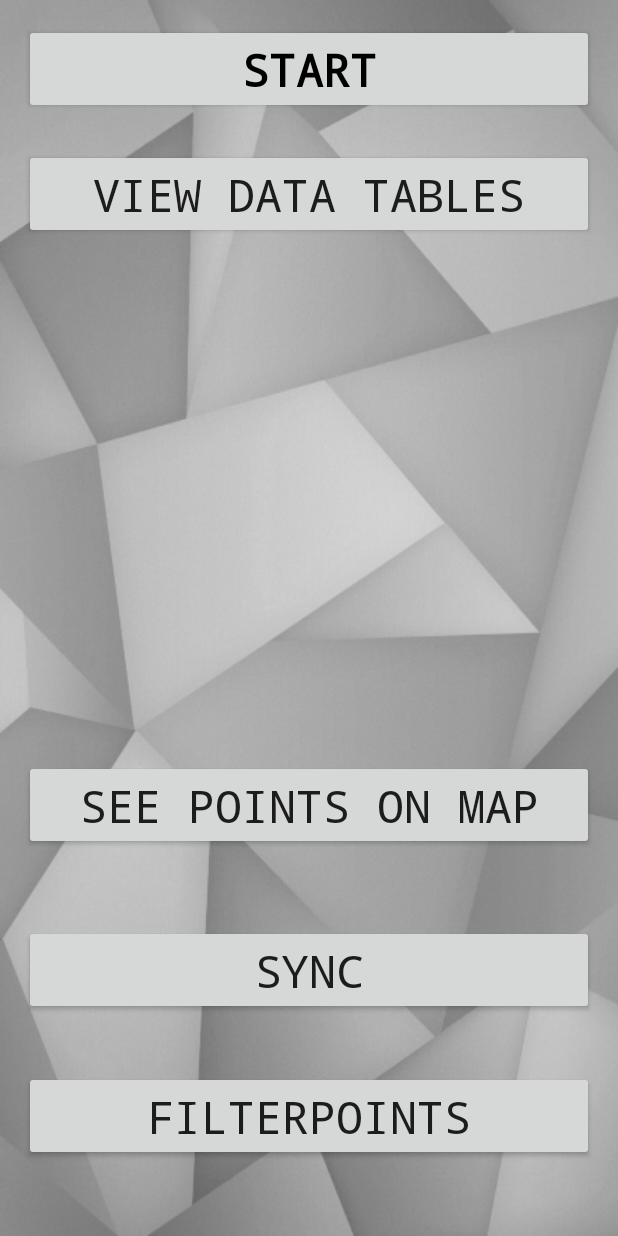
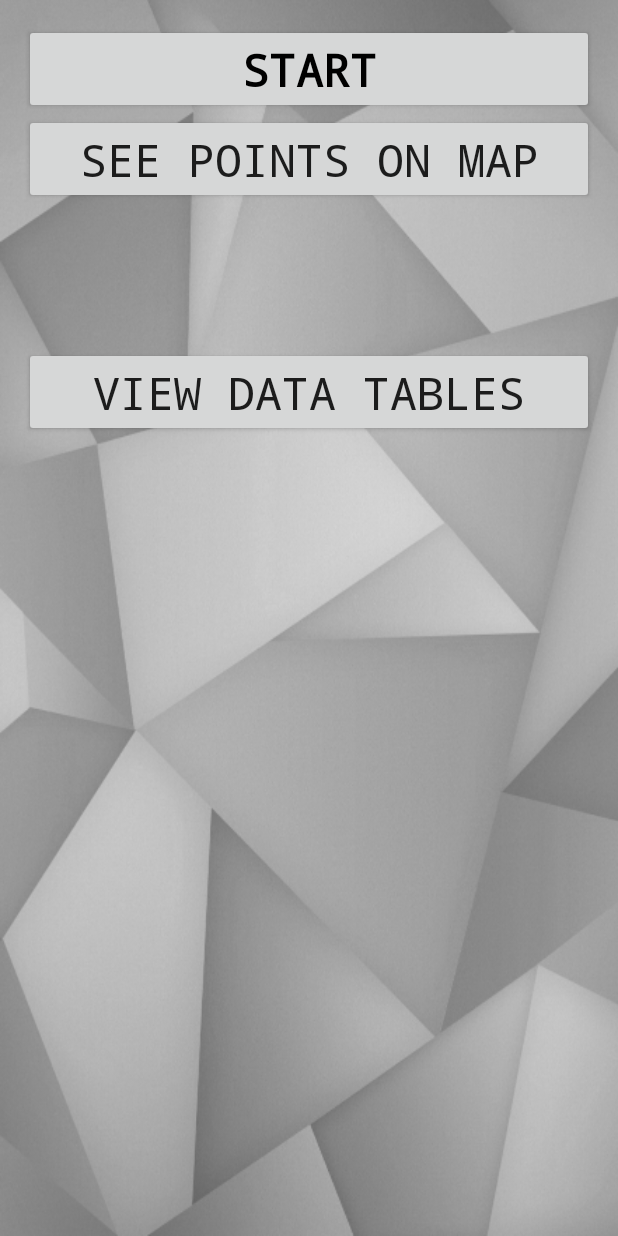
Before and after one commit to TimAdamson21/gpslog, an Android app: the screen it shows after launch (MainActivity), on a phone screen of 412 x 824 dp. Run offline under Robolectric (Android 15) with nearby library versions, the phone set to English and light mode, and no system bars; libraries missing offline, so code that uses them is left out: org.w3c.dom.

Commit message:
Fixed buttons on small device

```diff
--- a/GPSlog_Basic/app/src/main/res/layout-xlarge/activity_main.xml
+++ b/GPSlog_Basic/app/src/main/res/layout-xlarge/activity_main.xml
@@ -64,4 +64,18 @@
         android:layout_marginTop="18dp"
         android:visibility="invisible" />
 
+    <TextView
+        android:text="TextView"
+        android:layout_width="wrap_content"
+        android:layout_height="wrap_content"
+        android:layout_below="@+id/svmButton"
+        android:layout_alignParentLeft="true"
+        android:layout_alignParentStart="true"
+        android:layout_marginLeft="302dp"
+        android:layout_marginStart="302dp"
+        android:layout_marginTop="357dp"
+        android:id="@+id/textView"
+        tools:text="Hello"
+        android:textAppearance="@style/TextAppearance.AppCompat.Large" />
+
 </RelativeLayout>
--- a/GPSlog_Basic/app/src/main/res/layout/activity_main.xml
+++ b/GPSlog_Basic/app/src/main/res/layout/activity_main.xml
@@ -10,6 +10,17 @@
     android:paddingTop="@dimen/activity_vertical_margin"
     tools:context="com.example.gpslog.MainActivity" >
 
+    <Button
+        android:id="@+id/mapsButton"
+        android:layout_width="match_parent"
+        android:layout_height="60dp"
+        android:text="@string/mapsButton"
+        android:textSize="30sp"
+        android:typeface="monospace"
+        android:layout_below="@+id/startButton"
+        android:layout_alignParentLeft="true"
+        android:layout_alignParentStart="true"
+        android:layout_marginBottom="50dp" />
 
     <Button
         android:id="@+id/startButton"
@@ -33,45 +44,23 @@
         android:typeface="monospace"
         android:clickable="true"
         android:hint="Set the Classification Time Interval"
-        android:layout_below="@+id/startButton"
+        android:layout_below="@+id/mapsButton"
         android:layout_alignParentLeft="true"
         android:layout_alignParentStart="true"
-        android:layout_marginTop="23dp" />
+        android:layout_marginTop="45dp" />
 
     <Button
-        android:id="@+id/filterButton"
+        android:id="@+id/svmButton"
         android:layout_width="match_parent"
         android:layout_height="60dp"
-        android:text="@string/filterButton"
+        android:text="@string/svm_classify"
         android:textSize="30sp"
         android:typeface="monospace"
-        android:layout_marginBottom="34dp"
-        android:layout_alignParentBottom="true"
-        android:layout_alignParentLeft="true"
-        android:layout_alignParentStart="true" />
-
-    <Button
-        android:id="@+id/syncButton"
-        android:layout_width="match_parent"
-        android:layout_height="60dp"
-        android:text="@string/syncbutton"
-        android:textSize="30sp"
-        android:typeface="monospace"
-        android:layout_marginBottom="37dp"
-        android:layout_above="@+id/filterButton"
-        android:layout_alignParentLeft="true"
-        android:layout_alignParentStart="true" />
-
-    <Button
-        android:id="@+id/mapsButton"
-        android:layout_width="match_parent"
-        android:layout_height="60dp"
-        android:text="@string/mapsButton"
-        android:textSize="30sp"
-        android:typeface="monospace"
-        android:layout_above="@+id/syncButton"
+        android:layout_below="@+id/stopButton"
         android:layout_alignParentLeft="true"
         android:layout_alignParentStart="true"
-        android:layout_marginBottom="50dp" />
+        android:layout_marginTop="18dp"
+        android:visibility="invisible" />
+
 
 </RelativeLayout>
```
Also changed, not shown: GPSlog_Basic/app/src/main/res/layout/activity_maps.xml (line endings or trailing spaces).
